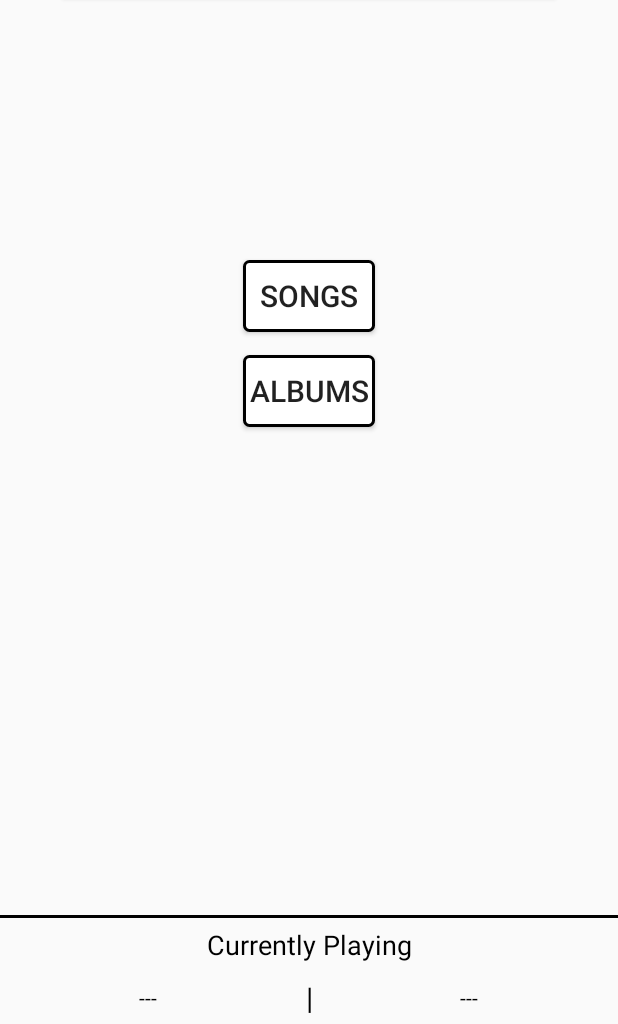
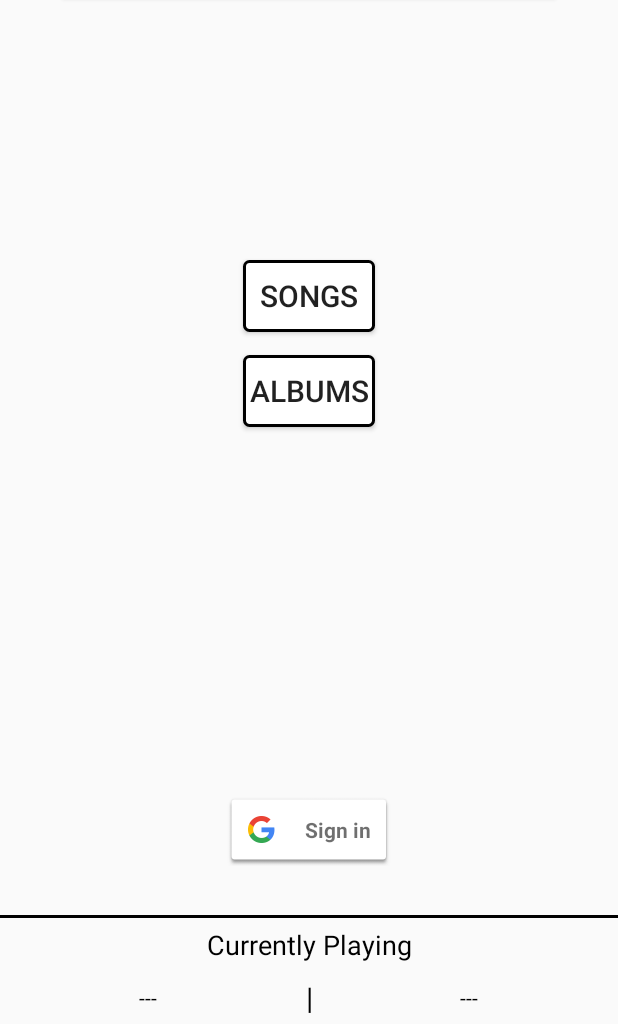
Before and after one commit to Flasew/AndroidFlashbackPlayer, an Android app: the screen it shows after launch (MainActivity), on a phone screen of 412 x 824 dp, the part 212-1236 px from its top. Run offline under Robolectric (Android 15) with nearby library versions, the phone set to English and light mode, and no system bars.

Commit message:
Task 2.0, issue #77 --  sign into google account implemented.

```diff
--- a/app/build.gradle
+++ b/app/build.gradle
@@ -28,6 +28,7 @@ dependencies {
     testImplementation 'junit:junit:4.12'
     androidTestImplementation 'com.android.support.test:runner:1.0.1'
     androidTestImplementation 'com.android.support.test.espresso:espresso-core:3.0.1'
+    compile 'com.google.android.gms:play-services-auth:11.8.0'
     compile 'com.android.support:support-v4:26.+'
     compile 'com.android.support:design:26.+'
     implementation 'com.google.android.gms:play-services-maps:11.8.0'
--- a/app/src/main/java/edu/ucsd/team6flashbackplayer/AlbumActivity.java
+++ b/app/src/main/java/edu/ucsd/team6flashbackplayer/AlbumActivity.java
@@ -71,14 +71,14 @@ public class AlbumActivity extends MusicPlayerNavigateActivity {
     }
 
     /**
-     * Play an album by construct a PositionPlayList for this album and pass it to music service.
+     * Play an album by construct a PositionPlayListFactory for this album and pass it to music service.
      * @param album album to be played
      */
     private void play(Album album) {
         Log.d(TAG, "Start playing album: " + album.getName());
-        PositionPlayList ppl = new PositionPlayList(album);
+        PositionPlayListFactory ppl = new PositionPlayListFactory(album);
         Intent playerIntent = new Intent(this, MusicPlayerService.class);
-        playerIntent.putIntegerArrayListExtra(PositionPlayList.POS_LIST_INTENT, ppl.getPositionList());
+        playerIntent.putIntegerArrayListExtra(PositionPlayListFactory.POS_LIST_INTENT, ppl.getPositionList());
         playerIntent.putExtra(MusicPlayerActivity.START_MUSICSERVICE_KEEP_CURRPLAY, false);
         startService(playerIntent);
 
--- a/app/src/main/java/edu/ucsd/team6flashbackplayer/MainActivity.java
+++ b/app/src/main/java/edu/ucsd/team6flashbackplayer/MainActivity.java
@@ -15,6 +15,16 @@ import android.support.v4.content.ContextCompat;
 import android.util.Log;
 import android.view.View;
 import android.widget.Button;
+import android.widget.TextView;
+
+import com.google.android.gms.auth.api.signin.GoogleSignIn;
+import com.google.android.gms.auth.api.signin.GoogleSignInAccount;
+import com.google.android.gms.auth.api.signin.GoogleSignInClient;
+import com.google.android.gms.auth.api.signin.GoogleSignInOptions;
+import com.google.android.gms.common.SignInButton;
+import com.google.android.gms.common.api.ApiException;
+import com.google.android.gms.tasks.Task;
+
 import java.io.IOException;
 import java.util.ArrayList;
 import java.util.List;
@@ -29,6 +39,16 @@ public class MainActivity extends MusicPlayerNavigateActivity {
 
     private static final String TAG = "MainActivity";       // debug tag
     private static final int FBPLAYER_PERMISSIONS_REQUEST_LOCATION = 999;  // location request code
+
+    static final int RC_SIGN_IN = 9000;
+
+    // google sign in options used for sign in.
+    private GoogleSignInOptions gso = new GoogleSignInOptions.Builder(GoogleSignInOptions.DEFAULT_SIGN_IN)
+            .requestEmail()
+            .build();
+    // GoogleSignIn relevant information.
+    private GoogleSignInClient mGoogleSignInClient;
+    private GoogleSignInAccount account;
 
     /**
      * On create of the main activity is called on application launch. This function will handle
@@ -78,6 +98,15 @@ public class MainActivity extends MusicPlayerNavigateActivity {
             }
         });
 
+        // google sign in.
+        // Build a GoogleSignInClient with the options specified by gso.
+        mGoogleSignInClient = GoogleSignIn.getClient(this, gso);
+
+        // Check for existing Google Sign In account, if the user is already signed in
+        // the GoogleSignInAccount will be non-null.
+        account = GoogleSignIn.getLastSignedInAccount(this);
+
+        updateUI(account);
 
         final SharedPreferences.Editor editor = fbModeSharedPreferences.edit();
         Button flashBackButton = findViewById(R.id.fb_button);
@@ -97,6 +126,84 @@ public class MainActivity extends MusicPlayerNavigateActivity {
             startCurrSongActivity();
         }
     }
+
+    /**
+     * Google signin
+     */
+    private void signIn() {
+        Intent signInIntent = mGoogleSignInClient.getSignInIntent();
+        startActivityForResult(signInIntent, RC_SIGN_IN);
+    }
+
+    /**
+     * Handle activity's result, for google sign in result.
+     * @param requestCode result request code, tied to activity
+     * @param resultCode
+     * @param data
+     */
+    @Override
+    public void onActivityResult(int requestCode, int resultCode, Intent data) {
+        super.onActivityResult(requestCode, resultCode, data);
+
+        // Result returned from launching the Intent from GoogleSignInClient.getSignInIntent(...);
+        if (requestCode == RC_SIGN_IN) {
+            // The Task returned from this call is always completed, no need to attach
+            // a listener.
+            Task<GoogleSignInAccount> task = GoogleSignIn.getSignedInAccountFromIntent(data);
+            handleSignInResult(task);
+        }
+    }
+
+    /**
+     * handle google sign in result
+     * @param completedTask
+     */
+    private void handleSignInResult(Task<GoogleSignInAccount> completedTask) {
+        try {
+            GoogleSignInAccount account = completedTask.getResult(ApiException.class);
+
+            // Signed in successfully, show authenticated UI.
+            updateUI(account);
+        } catch (ApiException e) {
+            // The ApiException status code indicates the detailed failure reason.
+            // Please refer to the GoogleSignInStatusCodes class reference for more information.
+            Log.w(TAG, "signInResult:failed code=" + e.getStatusCode());
+            updateUI(null);
+        }
+    }
+
+    /**
+     * Update the UI of the sign in button reigon. If not signed in, display a sign in button;
+     * otherwise display the welcome message.
+     * @param account google account object
+     */
+    private void updateUI(GoogleSignInAccount account) {
+        SignInButton signInButton = findViewById(R.id.sign_in_button);
+        TextView welcomeText = findViewById(R.id.signed_in_text);
+
+        // if the user already signed in, display the welcome message.
+        if (account != null) {
+            welcomeText.setText(String.format(
+                    getResources().getString(R.string.welcome_info),
+                    account.getDisplayName()));
+            welcomeText.setVisibility(View.VISIBLE);
+            signInButton.setVisibility(View.GONE);
+        }
+
+        // otherwise show the sign in button
+        else {
+            signInButton.setVisibility(View.VISIBLE);
+            signInButton.setOnClickListener(new View.OnClickListener() {
+                @Override
+                public void onClick(View v) {
+                    signIn();
+                }
+            });
+            welcomeText.setVisibility(View.GONE);
+            signInButton.setVisibility(View.VISIBLE);
+        }
+    }
+
 
     /**
      * Request the location permission if it's not granted.
@@ -227,6 +334,7 @@ public class MainActivity extends MusicPlayerNavigateActivity {
         try {
             MediaMetadataRetriever mmr = new MediaMetadataRetriever();
             for (String path: songPaths) {
+                Log.d(TAG, "Processing " + path);
                 AssetFileDescriptor descriptor = getAssets().openFd(path);
                 mmr.setDataSource(descriptor.getFileDescriptor(), descriptor.getStartOffset(), descriptor.getLength());
                 descriptor.close();
--- a/app/src/main/java/edu/ucsd/team6flashbackplayer/MusicPlayerService.java
+++ b/app/src/main/java/edu/ucsd/team6flashbackplayer/MusicPlayerService.java
@@ -174,7 +174,7 @@ public class MusicPlayerService extends Service implements MediaPlayer.OnComplet
         // finish and start the new list.
         try {
             Bundle extras = intent.getExtras();
-            ArrayList<Integer> inList = extras.getIntegerArrayList(PositionPlayList.POS_LIST_INTENT);
+            ArrayList<Integer> inList = extras.getIntegerArrayList(PositionPlayListFactory.POS_LIST_INTENT);
             boolean keepCurrSong = extras.getBoolean(MusicPlayerActivity.START_MUSICSERVICE_KEEP_CURRPLAY, false);
 
             if (inList != null) {
--- a/app/src/main/java/edu/ucsd/team6flashbackplayer/Song.java
+++ b/app/src/main/java/edu/ucsd/team6flashbackplayer/Song.java
@@ -11,7 +11,7 @@ import com.eclipsesource.json.*;
  * JSON edits by alice on 2/14/18
  */
 
-public final class Song {
+public class Song {
 
     private static final String NO_INFO = "---";     // noinfo string
 
--- a/app/src/main/java/edu/ucsd/team6flashbackplayer/SongActivity.java
+++ b/app/src/main/java/edu/ucsd/team6flashbackplayer/SongActivity.java
@@ -100,11 +100,11 @@ public class SongActivity extends MusicPlayerNavigateActivity {
      */
     private void play(Song song) {
         Log.d(TAG, "Start playing song: " + song.getTitle());
-        PositionPlayList ppl = new PositionPlayList(song);
+        PositionPlayListFactory ppl = new PositionPlayListFactory(song);
         Intent playerIntent = new Intent(this, MusicPlayerService.class);
         playerIntent.putExtra(SINGLE_SONG_INTENT, ppl.getPositionList().get(0));
 
-        playerIntent.putIntegerArrayListExtra(PositionPlayList.POS_LIST_INTENT, null);
+        playerIntent.putIntegerArrayListExtra(PositionPlayListFactory.POS_LIST_INTENT, null);
         playerIntent.putExtra(MusicPlayerActivity.START_MUSICSERVICE_KEEP_CURRPLAY, false);
         startService(playerIntent);
     }
--- a/app/src/main/res/layout/content_main.xml
+++ b/app/src/main/res/layout/content_main.xml
@@ -58,6 +58,29 @@
         app:layout_constraintTop_toBottomOf="@id/main_songs"
         app:layout_constraintVertical_bias="0.1"/>
 
+    <com.google.android.gms.common.SignInButton
+        android:id="@+id/sign_in_button"
+        android:layout_width="wrap_content"
+        android:layout_height="wrap_content"
+        android:visibility="gone"
+        app:layout_constraintBottom_toTopOf="@+id/current_song"
+        app:layout_constraintLeft_toLeftOf="parent"
+        app:layout_constraintRight_toRightOf="parent"
+        app:layout_constraintTop_toTopOf="@id/main_albums"
+        app:layout_constraintVertical_bias="0.9"/>
+
+    <TextView
+        android:id="@+id/signed_in_text"
+        android:layout_width="wrap_content"
+        android:layout_height="wrap_content"
+        android:textSize="17sp"
+        android:visibility="gone"
+        app:layout_constraintBottom_toTopOf="@+id/current_song"
+        app:layout_constraintLeft_toLeftOf="parent"
+        app:layout_constraintRight_toRightOf="parent"
+        app:layout_constraintTop_toTopOf="@id/main_albums"
+        app:layout_constraintVertical_bias="0.9"/>
+
     <include layout="@layout/current_song"
         android:id="@+id/current_song"/>
 
--- a/app/src/main/res/values/strings.xml
+++ b/app/src/main/res/values/strings.xml
@@ -18,5 +18,6 @@
     <string name="fbList_activity_title">Current Flashback Playlist</string>
     <string name="notification_title">Flashback Player</string>
     <string name="notification_message">Flashback Player is running</string>
+    <string name="welcome_info">Hello, %1$s!</string>
 
 </resources>
```
Also changed, not shown: app/src/main/java/edu/ucsd/team6flashbackplayer/CurrSongActivity.java (+4 -4 lines), app/src/main/java/edu/ucsd/team6flashbackplayer/PositionPlayListFactory.java (renamed from app/src/main/java/edu/ucsd/team6flashbackplayer/PositionPlayList.java, +5 -5 lines), 2 other files.
